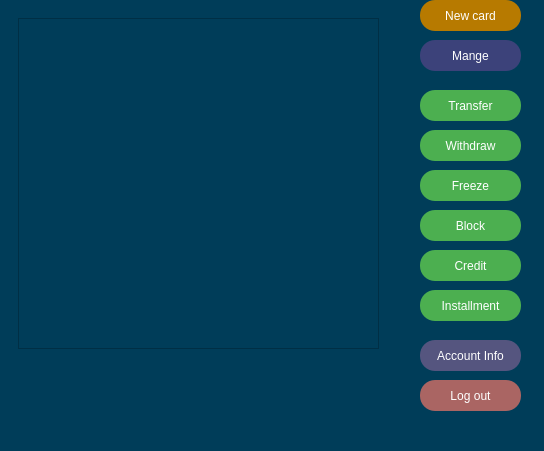
This is modules/view/clientwindow.ui in ZhekLu/financial-system as Qt 5 draws it before an edit. The edited form follows.
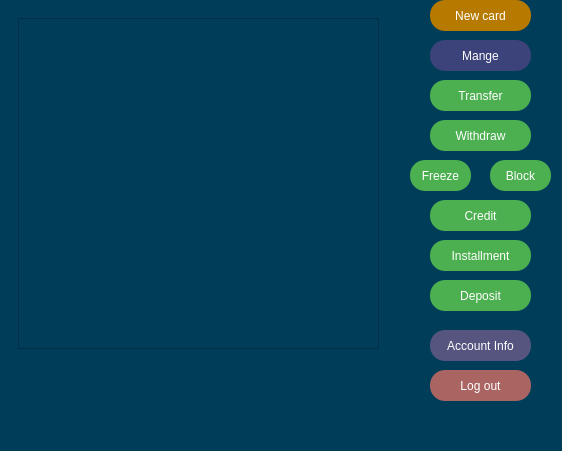
This is the edited form.

Commit message: Deposit in client : view : complete

Patch:
```diff
--- a/modules/view/clientwindow.ui
+++ b/modules/view/clientwindow.ui
@@ -6,7 +6,7 @@
    <rect>
     <x>0</x>
     <y>0</y>
-    <width>544</width>
+    <width>562</width>
     <height>451</height>
    </rect>
   </property>
@@ -20,8 +20,8 @@
    <widget class="QPushButton" name="credit_but">
     <property name="geometry">
      <rect>
-      <x>420</x>
-      <y>250</y>
+      <x>430</x>
+      <y>200</y>
       <width>101</width>
       <height>31</height>
      </rect>
@@ -58,8 +58,8 @@
    <widget class="QPushButton" name="withdraw_but">
     <property name="geometry">
      <rect>
-      <x>420</x>
-      <y>130</y>
+      <x>430</x>
+      <y>120</y>
       <width>101</width>
       <height>31</height>
      </rect>
@@ -96,9 +96,9 @@
    <widget class="QPushButton" name="freeze_but">
     <property name="geometry">
      <rect>
-      <x>420</x>
-      <y>170</y>
-      <width>101</width>
+      <x>410</x>
+      <y>160</y>
+      <width>61</width>
       <height>31</height>
      </rect>
     </property>
@@ -134,7 +134,7 @@
    <widget class="QPushButton" name="new_card_but">
     <property name="geometry">
      <rect>
-      <x>420</x>
+      <x>430</x>
       <y>0</y>
       <width>101</width>
       <height>31</height>
@@ -172,8 +172,8 @@
    <widget class="QPushButton" name="info_but">
     <property name="geometry">
      <rect>
-      <x>420</x>
-      <y>340</y>
+      <x>430</x>
+      <y>330</y>
       <width>101</width>
       <height>31</height>
      </rect>
@@ -210,8 +210,8 @@
    <widget class="QPushButton" name="log_out_but">
     <property name="geometry">
      <rect>
-      <x>420</x>
-      <y>380</y>
+      <x>430</x>
+      <y>370</y>
       <width>101</width>
       <height>31</height>
      </rect>
@@ -248,8 +248,8 @@
    <widget class="QPushButton" name="transfer_but">
     <property name="geometry">
      <rect>
-      <x>420</x>
-      <y>90</y>
+      <x>430</x>
+      <y>80</y>
       <width>101</width>
       <height>31</height>
      </rect>
@@ -927,8 +927,8 @@
    <widget class="QPushButton" name="installment_but">
     <property name="geometry">
      <rect>
-      <x>420</x>
-      <y>290</y>
+      <x>430</x>
+      <y>240</y>
       <width>101</width>
       <height>31</height>
      </rect>
@@ -965,7 +965,7 @@
    <widget class="QPushButton" name="manage_but">
     <property name="geometry">
      <rect>
-      <x>420</x>
+      <x>430</x>
       <y>40</y>
       <width>101</width>
       <height>31</height>
@@ -1003,9 +1003,9 @@
    <widget class="QPushButton" name="block_but">
     <property name="geometry">
      <rect>
-      <x>420</x>
-      <y>210</y>
-      <width>101</width>
+      <x>490</x>
+      <y>160</y>
+      <width>61</width>
       <height>31</height>
      </rect>
     </property>
@@ -1038,6 +1038,44 @@
      <string>Block</string>
     </property>
    </widget>
+   <widget class="QPushButton" name="deposit_but">
+    <property name="geometry">
+     <rect>
+      <x>430</x>
+      <y>280</y>
+      <width>101</width>
+      <height>31</height>
+     </rect>
+    </property>
+    <property name="font">
+     <font>
+      <pointsize>-1</pointsize>
+      <underline>false</underline>
+      <strikeout>false</strikeout>
+     </font>
+    </property>
+    <property name="cursor">
+     <cursorShape>PointingHandCursor</cursorShape>
+    </property>
+    <property name="styleSheet">
+     <string notr="true">QPushButton {
+  font-size: 12px;
+  text-align: center;
+  text-decoration: none;
+  outline: none;
+  color: #fff;
+  background-color: #4CAF50;
+  border: none;
+  border-radius: 15px;
+}
+QPushButton:hover{
+ background-color: rgb(85, 195, 89);
+}</string>
+    </property>
+    <property name="text">
+     <string>Deposit</string>
+    </property>
+   </widget>
   </widget>
   <widget class="QMenuBar" name="menubar">
    <property name="geometry">
```
Left out of the diff: 4 changed lines with no effect on the pictures. The commit also changes 9 other files.
